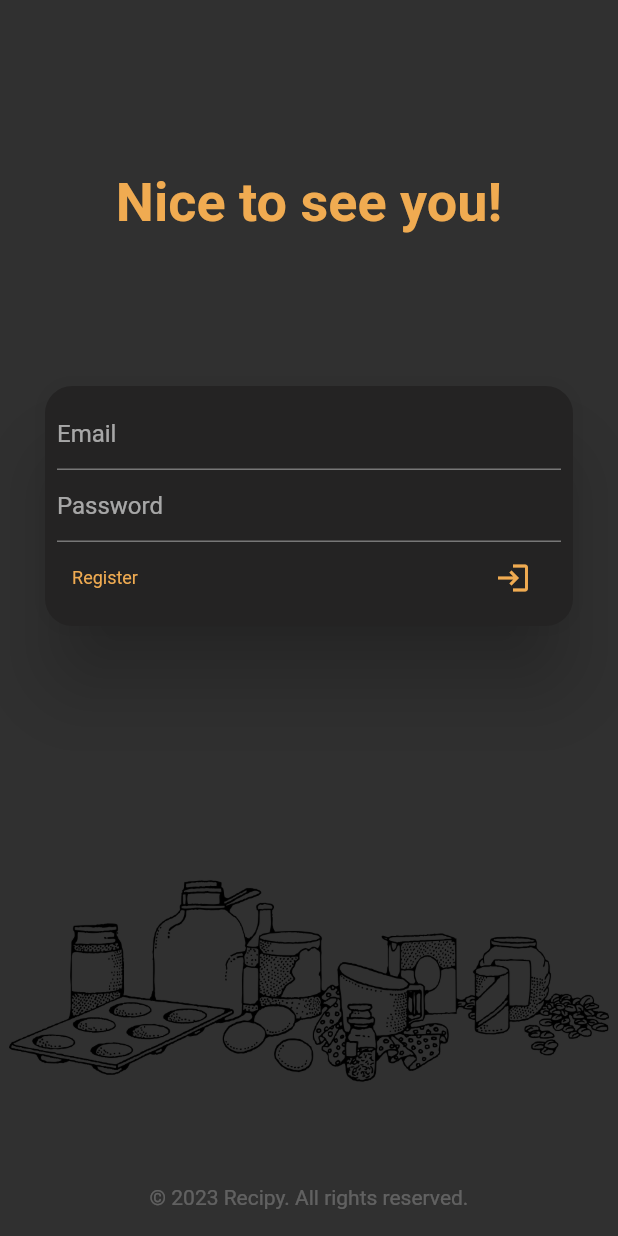
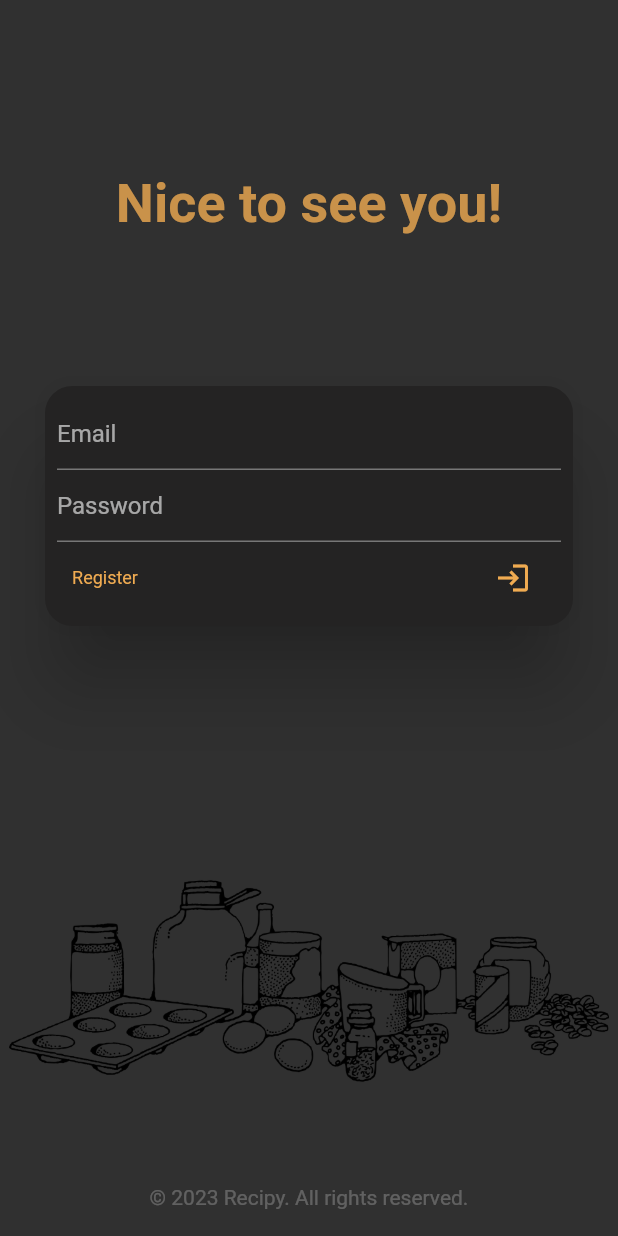
Before and after one commit to Vem0n/recipy, a Flutter app: the first screen one second after launch, on a phone screen of 412 x 824 dp. Run offline on Flutter 3.47's test engine with Material 2 defaults, Android fonts, the phone set to English and light mode, and no system bars; Roboto replaces fonts that are missing (OpenSans).

Commit message:
Updating the login page
Added an animation to make it fancy lol

```diff
--- a/frontend/recipy/lib/login.dart
+++ b/frontend/recipy/lib/login.dart
@@ -10,9 +10,36 @@ class LoginPage extends StatefulWidget {
   State<LoginPage> createState() => _LoginPageState();
 }
 
-class _LoginPageState extends State<LoginPage> {
+class _LoginPageState extends State<LoginPage>
+    with SingleTickerProviderStateMixin {
   final TextEditingController emailController = TextEditingController();
   final TextEditingController passwordController = TextEditingController();
+  late AnimationController _animationController;
+  late Animation<double> _animation;
+
+  @override
+  void initState() {
+    super.initState();
+
+    // Create an AnimationController
+    _animationController = AnimationController(
+      vsync: this,
+      duration: const Duration(seconds: 1),
+    );
+
+    // Create a curved animation
+    _animation =
+        Tween<double>(begin: 0.0, end: 1.0).animate(_animationController);
+
+    // Start the animation
+    _animationController.forward();
+  }
+
+  @override
+  void dispose() {
+    _animationController.dispose();
+    super.dispose();
+  }
 
   @override
   Widget build(BuildContext context) {
@@ -22,16 +49,24 @@ class _LoginPageState extends State<LoginPage> {
         child: Column(
           mainAxisAlignment: MainAxisAlignment.spaceAround,
           children: [
-            Container(
+            SizedBox(
               width: 360,
               height: 500,
               child: Column(
                 mainAxisAlignment: MainAxisAlignment.spaceEvenly,
                 children: [
-                  Text(
-                    'Nice to see you!',
-                    style: themeModel.currentTheme.textTheme.displayLarge,
-                  ),
+                  AnimatedBuilder(
+                      animation: _animationController,
+                      builder: (BuildContext context, Widget? child) {
+                        return Opacity(
+                          opacity: _animation.value,
+                          child: Text(
+                            style:
+                                themeModel.currentTheme.textTheme.displayLarge,
+                            'Nice to see you!',
+                          ),
+                        );
+                      }),
                   Card(
                     shape: RoundedRectangleBorder(
                         borderRadius: BorderRadius.circular(18)),
@@ -84,7 +119,7 @@ class _LoginPageState extends State<LoginPage> {
             Row(
               mainAxisAlignment: MainAxisAlignment.spaceBetween,
               children: [
-                Container(
+                SizedBox(
                   width: MediaQuery.of(context).size.width,
                   height: 200,
                   child: Image.asset('assets/images/footer.png'),
```
